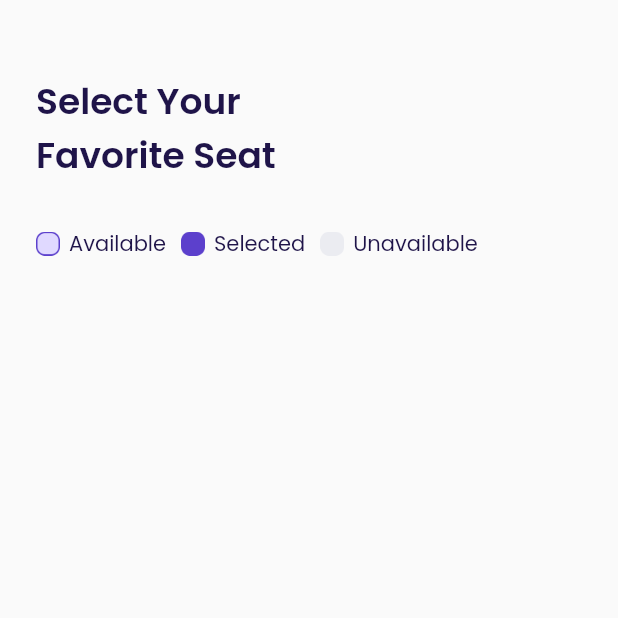
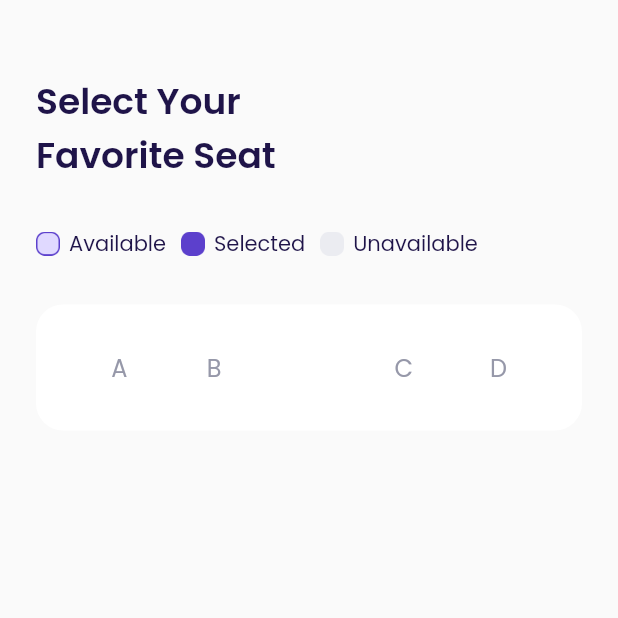
Before and after one commit to RidhaAF/airplane_app, a Flutter app: the ChooseSeatPage screen opened directly, on a phone screen of 412 x 824 dp, the top half of it. Run offline on Flutter 3.47's test engine with Material 2 defaults, Android fonts, the phone set to English and light mode, and no system bars; our stand-ins replace google_fonts.

Commit message:
Choose Seat Page - Seat Indicator

```diff
--- a/lib/ui/pages/choose_seat_page.dart
+++ b/lib/ui/pages/choose_seat_page.dart
@@ -44,7 +44,10 @@ class ChooseSeatPage extends StatelessWidget {
             Container(
               height: 16,
               width: 16,
-              margin: EdgeInsets.only(left: 10, right: 6),
+              margin: EdgeInsets.only(
+                left: 10,
+                right: 6,
+              ),
               decoration: BoxDecoration(
                 image: DecorationImage(
                   image: AssetImage('assets/icon_selected.png'),
@@ -60,7 +63,10 @@ class ChooseSeatPage extends StatelessWidget {
             Container(
               height: 16,
               width: 16,
-              margin: EdgeInsets.only(left: 10, right: 6),
+              margin: EdgeInsets.only(
+                left: 10,
+                right: 6,
+              ),
               decoration: BoxDecoration(
                 image: DecorationImage(
                   image: AssetImage('assets/icon_unavailable.png'),
@@ -76,6 +82,80 @@ class ChooseSeatPage extends StatelessWidget {
       );
     }
 
+    Widget selectSeeat() {
+      return Container(
+        width: double.infinity,
+        margin: EdgeInsets.only(top: 30),
+        padding: EdgeInsets.symmetric(
+          horizontal: defaultMargin,
+          vertical: 30,
+        ),
+        decoration: BoxDecoration(
+          borderRadius: BorderRadius.circular(defaultRadius),
+          color: kWhiteColor,
+        ),
+        child: Column(
+          children: [
+            // NOTE: SEAT INDICATORS
+            Row(
+              children: [
+                Expanded(
+                  child: Center(
+                    child: Text(
+                      'A',
+                      style: greyTextStyle.copyWith(
+                        fontSize: 16,
+                      ),
+                    ),
+                  ),
+                ),
+                Expanded(
+                  child: Center(
+                    child: Text(
+                      'B',
+                      style: greyTextStyle.copyWith(
+                        fontSize: 16,
+                      ),
+                    ),
+                  ),
+                ),
+                Expanded(
+                  child: Center(
+                    child: Text(
+                      '',
+                      style: greyTextStyle.copyWith(
+                        fontSize: 16,
+                      ),
+                    ),
+                  ),
+                ),
+                Expanded(
+                  child: Center(
+                    child: Text(
+                      'C',
+                      style: greyTextStyle.copyWith(
+                        fontSize: 16,
+                      ),
+                    ),
+                  ),
+                ),
+                Expanded(
+                  child: Center(
+                    child: Text(
+                      'D',
+                      style: greyTextStyle.copyWith(
+                        fontSize: 16,
+                      ),
+                    ),
+                  ),
+                ),
+              ],
+            ),
+          ],
+        ),
+      );
+    }
+
     return Scaffold(
       backgroundColor: kBackgroundColor,
       body: ListView(
@@ -83,6 +163,7 @@ class ChooseSeatPage extends StatelessWidget {
         children: [
           title(),
           seatStatus(),
+          selectSeeat(),
         ],
       ),
     );
```
